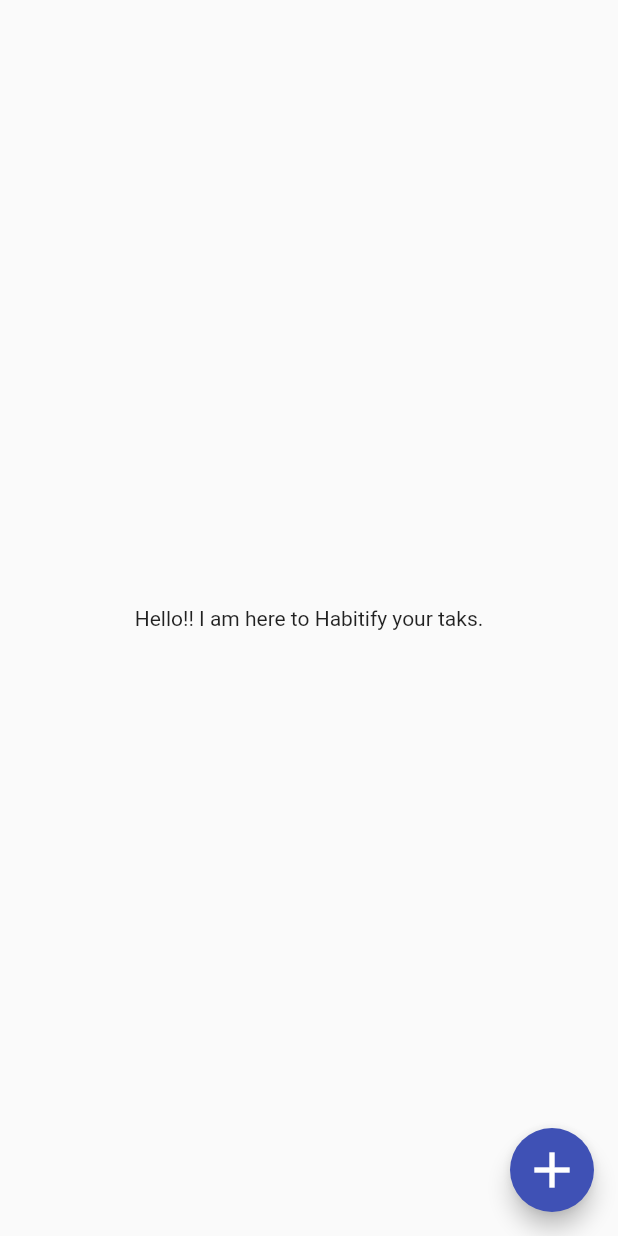
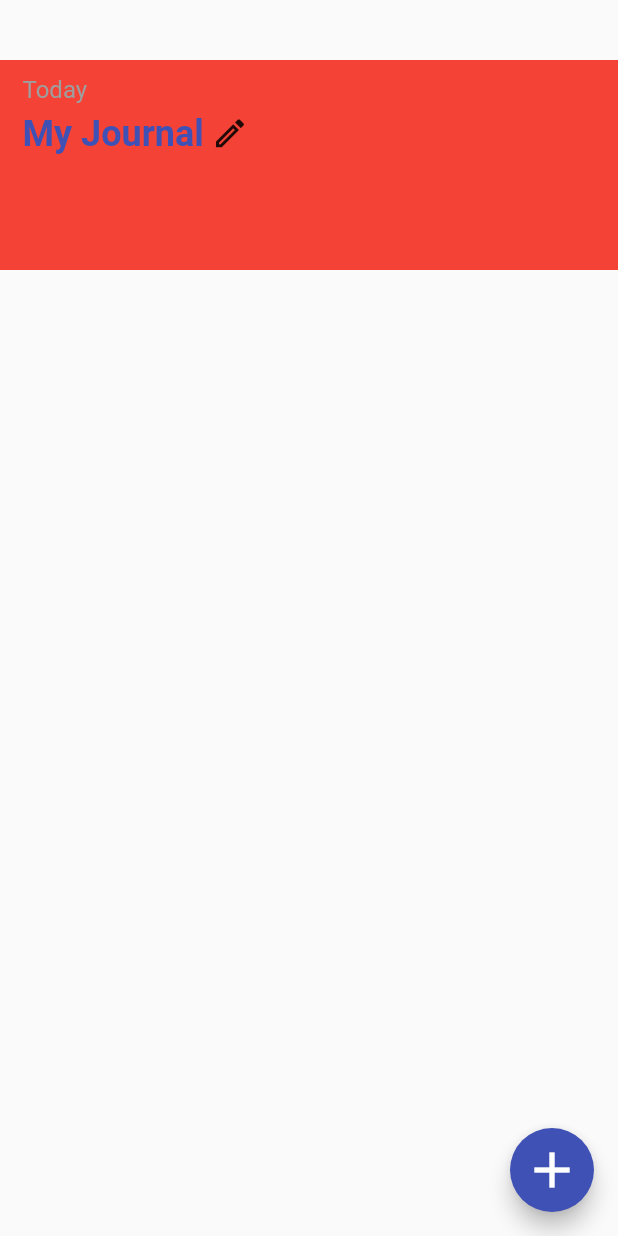
Before and after one commit to srv-shivam/habitify, a Flutter app: the screen it shows after launch, after a tap on the "add" icon, on a phone screen of 412 x 824 dp. Run offline on Flutter 3.47's test engine with Material 2 defaults, Android fonts, the phone set to English and light mode, and no system bars.

Commit message:
Status bar

```diff
--- a/lib/main.dart
+++ b/lib/main.dart
@@ -1,5 +1,4 @@
 import 'package:flutter/material.dart';
-import 'package:flutter_statusbarcolor_ns/flutter_statusbarcolor_ns.dart';
 
 void main() {
   runApp(const MyApp());
@@ -11,40 +10,88 @@ class MyApp extends StatelessWidget {
   // This widget is the root of your application.
   @override
   Widget build(BuildContext context) {
-    FlutterStatusbarcolor.setStatusBarWhiteForeground(true);
     return MaterialApp(
       title: 'Habitify',
       theme: ThemeData(
         primarySwatch: Colors.indigo,
       ),
-      home: const MyHomePage(title: 'Journal Page'),
+      home: const MyHomePage(),
     );
   }
 }
 
 class MyHomePage extends StatefulWidget {
-  const MyHomePage({Key? key, required this.title}) : super(key: key);
-
-  final String title;
+  const MyHomePage({Key? key}) : super(key: key);
 
   @override
   State<MyHomePage> createState() => _MyHomePageState();
 }
 
 class _MyHomePageState extends State<MyHomePage> {
-  int _counter = 0;
-
   void _incrementCounter() {
-    setState(() {
-      _counter++;
-    });
+    setState(() {});
   }
 
   @override
   Widget build(BuildContext context) {
     return Scaffold(
-      body:
-          const Center(child: Text("Hello!! I am here to Habitify your taks.")),
+      body: Column(
+        children: [
+          const SizedBox(
+            height: 40,
+          ),
+          Container(
+            height: 140,
+            width: MediaQuery.of(context).size.width,
+            color: Colors.red,
+            padding: const EdgeInsets.fromLTRB(15, 10, 15, 0),
+            child: Row(
+              // This row is for arrangement of My Journal and right side 2 icons in row
+              children: [
+                Column(
+                  crossAxisAlignment: CrossAxisAlignment.start,
+                  //This column is for arrangement of Today & My Journal text
+                  children: [
+                    const Text(
+                      "Today",
+                      style: TextStyle(
+                        fontSize: 16,
+                        fontWeight: FontWeight.w400,
+                        fontStyle: FontStyle.normal,
+                        color: Colors.grey,
+                      ),
+                    ),
+                    const SizedBox(
+                      height: 6,
+                    ),
+                    // TODO::Change it to TextField
+                    Row(
+                      children: const [
+                        Text(
+                          "My Journal",
+                          style: TextStyle(
+                            fontSize: 24,
+                            fontWeight: FontWeight.w600,
+                            fontStyle: FontStyle.normal,
+                            color: Colors.indigo,
+                          ),
+                        ),
+                        SizedBox(
+                          width: 5,
+                        ),
+                        Icon(
+                          Icons.edit_outlined,
+                          size: 25,
+                        ),
+                      ],
+                    ),
+                  ],
+                ), // My Journal
+              ],
+            ),
+          ),
+        ],
+      ),
       floatingActionButton: FloatingActionButton(
         onPressed: _incrementCounter,
         tooltip: 'Increment',
--- a/pubspec.yaml
+++ b/pubspec.yaml
@@ -34,7 +34,6 @@ dependencies:
   # The following adds the Cupertino Icons font to your application.
   # Use with the CupertinoIcons class for iOS style icons.
   cupertino_icons:
-  flutter_statusbarcolor_ns:
 
 dev_dependencies:
   flutter_test:
```
Also changed, not shown: pubspec.lock.
